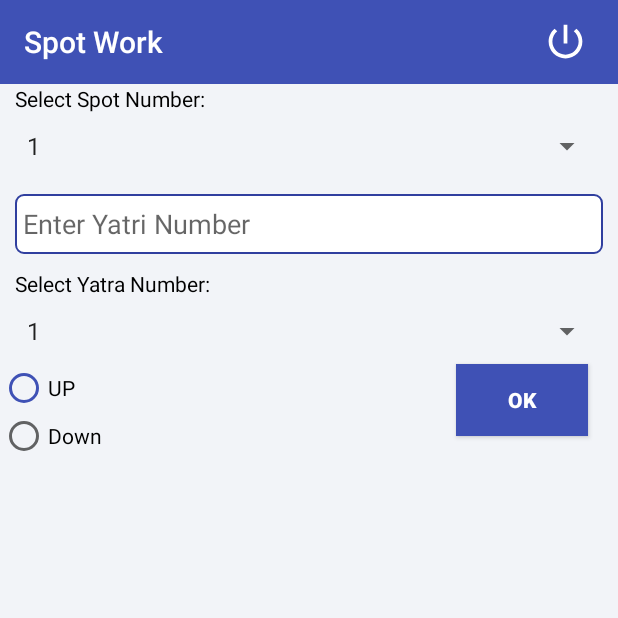
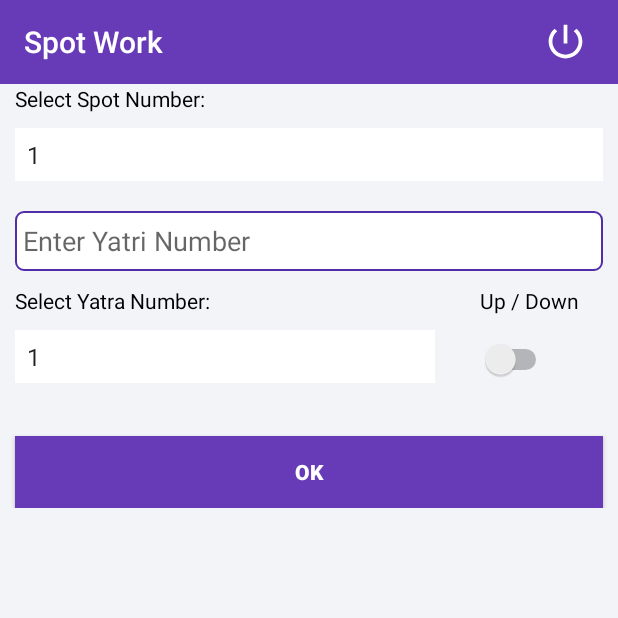
Before and after one commit to yousoftech/Ssp-Project, an Android app: the SpotActivity screen opened directly, with no data from a screen before it, on a phone screen of 412 x 824 dp, the top half of it. Run offline under Robolectric (Android 15) with nearby library versions, the phone set to English and light mode, and no system bars; our stand-ins replace Volley; network calls fail.

```diff
--- a/app/src/main/AndroidManifest.xml
+++ b/app/src/main/AndroidManifest.xml
@@ -7,7 +7,7 @@
 
     <application
         android:allowBackup="true"
-        android:icon="@mipmap/ic_launcher"
+        android:icon="@drawable/splashscreen"
         android:label="@string/app_name"
         android:roundIcon="@mipmap/ic_launcher_round"
         android:supportsRtl="true"
--- a/app/src/main/java/com/ssp/Activity/SpotActivity.java
+++ b/app/src/main/java/com/ssp/Activity/SpotActivity.java
@@ -12,10 +12,12 @@ import android.view.View;
 import android.widget.AdapterView;
 import android.widget.ArrayAdapter;
 import android.widget.Button;
+import android.widget.CompoundButton;
 import android.widget.EditText;
 import android.widget.RadioButton;
 import android.widget.RadioGroup;
 import android.widget.Spinner;
+import android.widget.Switch;
 import android.widget.TextView;
 import android.widget.Toast;
 
@@ -51,6 +53,7 @@ public class SpotActivity extends AppCompatActivity {
     String spotNumber;
     RadioGroup radioGroup;
     RadioButton radioButton;
+    Switch sw;
 
     String[] spot = {"1", "5", "10",};
     String sp;
@@ -75,9 +78,25 @@ public class SpotActivity extends AppCompatActivity {
         spinnerSpot = (Spinner) findViewById(R.id.spinnerSpot);
         spinnerYatra = (Spinner) findViewById(R.id.spinnerYatra);
         btnLogout = (Button) findViewById(R.id.btnLogout);
-        radioGroup = (RadioGroup) findViewById(R.id.radioGroup);
+       // radioGroup = (RadioGroup) findViewById(R.id.radioGroup);
+         sw  =(Switch)findViewById(R.id.SwitchOnorOff);
 
-        radioGroup.setOnCheckedChangeListener(new RadioGroup.OnCheckedChangeListener() {
+        sw.setOnCheckedChangeListener(new CompoundButton.OnCheckedChangeListener() {
+            @Override
+            public void onCheckedChanged(CompoundButton buttonView, boolean isChecked) {
+                if(isChecked)
+                {
+                    sp = sw.getTextOn().toString();
+
+                }
+                else
+                {
+                    sp = sw.getTextOff().toString();
+                }
+            }
+        });
+
+     /*   radioGroup.setOnCheckedChangeListener(new RadioGroup.OnCheckedChangeListener() {
             @Override
             public void onCheckedChanged(RadioGroup radioGroup, int checkedId) {
                 RadioButton rb = (RadioButton) radioGroup.findViewById(checkedId);
@@ -86,7 +105,7 @@ public class SpotActivity extends AppCompatActivity {
                     sp = String.valueOf(rb.getText());
                 }
             }
-        });
+        });*/
 
 
         btnYatri.setOnClickListener(new View.OnClickListener() {
--- a/app/src/main/res/layout/activity_admin.xml
+++ b/app/src/main/res/layout/activity_admin.xml
@@ -4,7 +4,8 @@
     xmlns:tools="http://schemas.android.com/tools"
     android:layout_width="match_parent"
     android:layout_height="match_parent"
-    tools:context="com.ssp.Activity.AdminActivity">
+    tools:context="com.ssp.Activity.AdminActivity"
+    android:background="#fff">
 
     <ScrollView
         android:layout_width="match_parent"
@@ -36,6 +37,8 @@
                 android:layout_height="wrap_content"
                 android:layout_below="@+id/edtAdminYatriNumber"
                 android:layout_margin="5dp"
+                android:layout_marginLeft="10dp"
+                android:layout_marginRight="10dp"
                 android:background="@color/colorPrimary"
                 android:text="Submit"
                 android:textColor="#FFF"
--- a/app/src/main/res/layout/activity_squad.xml
+++ b/app/src/main/res/layout/activity_squad.xml
@@ -29,9 +29,14 @@
         <Spinner
             android:id="@+id/spinnerSpot"
             android:layout_width="match_parent"
-            android:layout_height="wrap_content"
+            android:layout_height="35dp"
             android:layout_below="@+id/txtSpotNumber"
-            android:layout_margin="10dp">
+            android:layout_margin="10dp"
+            android:spinnerMode="dropdown"
+            android:gravity="center"
+
+            android:background="#ffffff" >
+
         </Spinner>
 
             <EditText
@@ -58,30 +63,64 @@
 
         <Spinner
             android:id="@+id/spinnerYatra"
-            android:layout_width="match_parent"
-            android:layout_height="wrap_content"
+            android:layout_width="280dp"
+            android:layout_height="35dp"
+
             android:layout_below="@id/txtYatraNumber"
+            android:spinnerMode="dropdown"
+            android:gravity="center"
+            android:background="#ffffff"
             android:layout_margin="10dp">
         </Spinner>
+        <TextView
+            android:id="@+id/txtSwitch"
+            android:layout_width="wrap_content"
+            android:layout_height="wrap_content"
+            android:layout_below="@+id/edtYatriNumber"
+            android:layout_toRightOf="@+id/txtYatraNumber"
+            android:layout_marginLeft="180dp"
+            android:text="Up / Down"
+            android:textColor="#000" />
+
+        <Switch
+            android:id="@+id/SwitchOnorOff"
+            android:layout_width="wrap_content"
+            android:layout_height="wrap_content"
+            android:layout_below="@+id/txtYatraNumber"
+            android:layout_toEndOf="@+id/spinnerYatra"
+            android:layout_toRightOf="@+id/spinnerYatra"
+            android:button="@null"
+            android:padding="20dp"
+            android:paddingTop="500dp"
+            android:textOff="Down"
+            android:textOn="Up"
+            android:textColorHighlight="@color/colorPrimaryDark"
+            android:textColorHint="@color/colorPrimaryDark"
+            />
 
         <Button
             android:id="@+id/btnYatri"
-            android:layout_width="wrap_content"
+            android:layout_width="match_parent"
             android:layout_height="wrap_content"
             android:layout_alignParentEnd="true"
             android:layout_alignParentRight="true"
             android:layout_below="@id/spinnerYatra"
-            android:layout_marginRight="20dp"
+           android:layout_marginTop="25dp"
+            android:layout_marginLeft="10dp"
+            android:layout_marginRight="10dp"
+
             android:background="@color/colorPrimary"
             android:text="OK"
             android:textColor="#FFF"
             android:textStyle="bold" />
 
-        <RadioGroup
+     <!--   <RadioGroup
             android:id="@+id/radioGroup"
             android:layout_width="90dp"
             android:layout_height="wrap_content"
-            android:layout_below="@id/spinnerYatra">
+            android:layout_below="@id/spinnerYatra"
+            >
+
 
             <RadioButton
                 android:id="@+id/rdbUp"
@@ -99,7 +138,7 @@
 
                 android:text="Down" />
 
-        </RadioGroup>
+        </RadioGroup>-->
 
     </RelativeLayout>
 
@@ -160,10 +199,14 @@
         android:layout_height="wrap_content"
         android:layout_alignParentBottom="true"
         android:background="@color/colorPrimary"
-        android:text="Yatri Confirm"
+        android:text="Confirm Yatri"
+        android:layout_marginBottom="15dp"
         android:textColor="#FFF"
         android:textSize="20sp"
-        android:visibility="gone" />
+        android:visibility="gone"
+        android:layout_marginLeft="10dp"
+        android:layout_marginRight="10dp"
+        />
 
 
 
--- a/app/src/main/res/layout/app_yatradetail.xml
+++ b/app/src/main/res/layout/app_yatradetail.xml
@@ -2,7 +2,8 @@
 <RelativeLayout xmlns:android="http://schemas.android.com/apk/res/android"
     xmlns:app="http://schemas.android.com/apk/res-auto"
     android:layout_width="match_parent"
-    android:layout_height="wrap_content">
+    android:layout_height="wrap_content"
+    android:background="#fff">
 
     <android.support.v7.widget.CardView
         android:layout_width="match_parent"
--- a/app/src/main/res/layout/fragment_about_us.xml
+++ b/app/src/main/res/layout/fragment_about_us.xml
@@ -2,7 +2,8 @@
     xmlns:tools="http://schemas.android.com/tools"
     android:layout_width="match_parent"
     android:layout_height="match_parent"
-    tools:context="com.ssp.Fragment.AboutUsFragment">
+    tools:context="com.ssp.Fragment.AboutUsFragment"
+    android:background="#fff">
 
     <!-- TODO: Update blank fragment layout -->
     <TextView
@@ -11,5 +12,6 @@
         android:layout_centerInParent="true"
         android:text="જય જીનેન્દ્ર"
         android:textSize="50dp"
+        android:background="#fff"
         android:textStyle="bold" />
 </RelativeLayout>
--- a/app/src/main/res/layout/fragment_change_passdword.xml
+++ b/app/src/main/res/layout/fragment_change_passdword.xml
@@ -2,7 +2,8 @@
     xmlns:tools="http://schemas.android.com/tools"
     android:layout_width="match_parent"
     android:layout_height="match_parent"
-    tools:context="com.ssp.Fragment.ChangePassdwordFragment">
+    tools:context="com.ssp.Fragment.ChangePassdwordFragment"
+    android:background="#fff">
 
     <!-- TODO: Update blank fragment layout -->
     <TextView
--- a/app/src/main/res/values/colors.xml
+++ b/app/src/main/res/values/colors.xml
@@ -1,6 +1,6 @@
 <?xml version="1.0" encoding="utf-8"?>
 <resources>
-    <color name="colorPrimary">#3F51B5</color>
-    <color name="colorPrimaryDark">#303F9F</color>
-    <color name="colorAccent">#FFFFFF</color>
+    <color name="colorPrimary">#673AB7</color>
+    <color name="colorPrimaryDark">#512DA8</color>
+    <color name="colorAccent">#D1C4E9</color>
 </resources>
```
Also changed, not shown: app/src/main/res/layout/activity_login.xml (+7 -10 lines), app/src/main/res/layout/activity_splash_screen.xml (+10 -7 lines), app/src/main/res/layout/fragment_contact_us.xml (+10 -4 lines), app/src/main/res/drawable-v21/splashscreen.png (added), app/src/main/res/drawable-v24/splashscreen.png (added), app/src/main/res/drawable/splashscreen.png (added).
